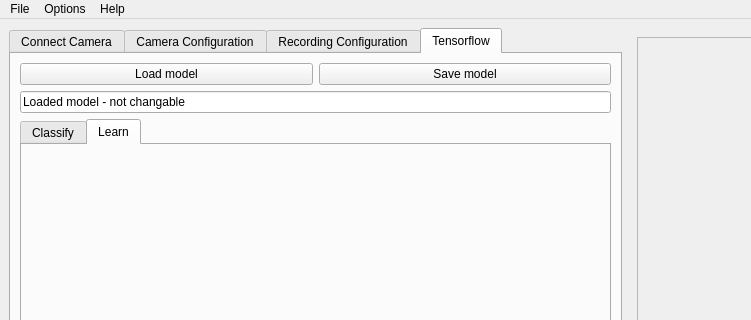
Before: the Qt Designer form anubis.ui in xlukas10/anubis, drawn with Qt 5; both pictures show x 0 to 751 and y 0 to 320 of the 1249 by 687 pixel window.
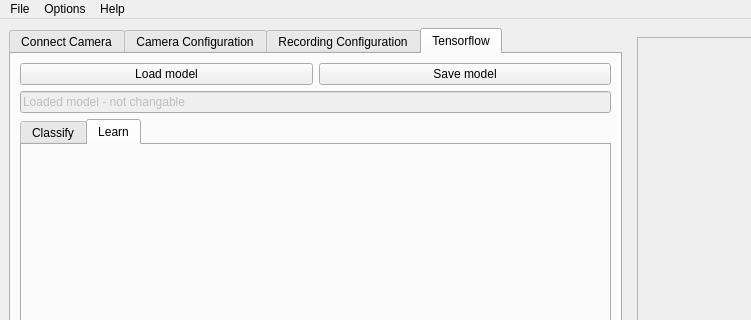
After: the same form once the commit is applied. Icons and pictures are not drawn.

Commit message: Keras reading/classification ui

Diff of the .ui file:
```diff
--- a/anubis.ui
+++ b/anubis.ui
@@ -330,6 +330,9 @@
         </item>
         <item row="1" column="0" colspan="2">
          <widget class="QLineEdit" name="line_edit_model_name">
+          <property name="enabled">
+           <bool>false</bool>
+          </property>
           <property name="text">
            <string>Loaded model - not changable</string>
           </property>
```
Left out of the diff: 3 changed lines with no effect on the pictures.
